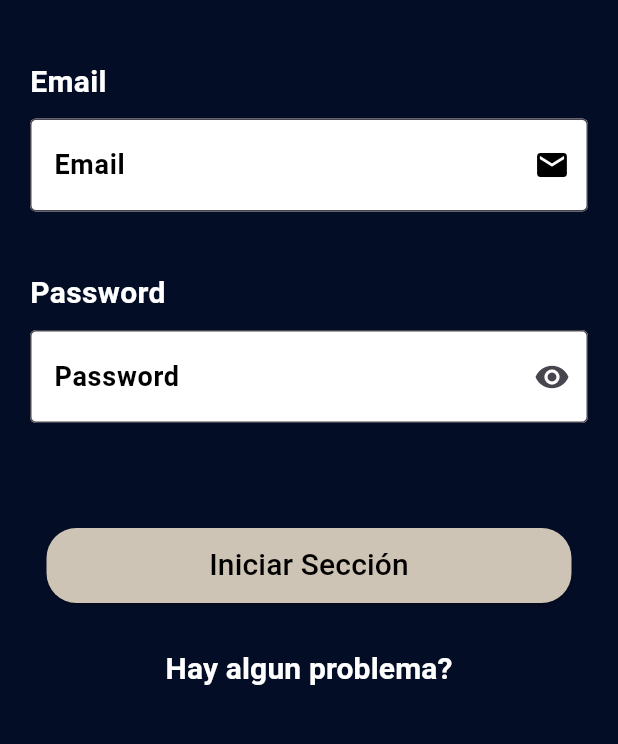
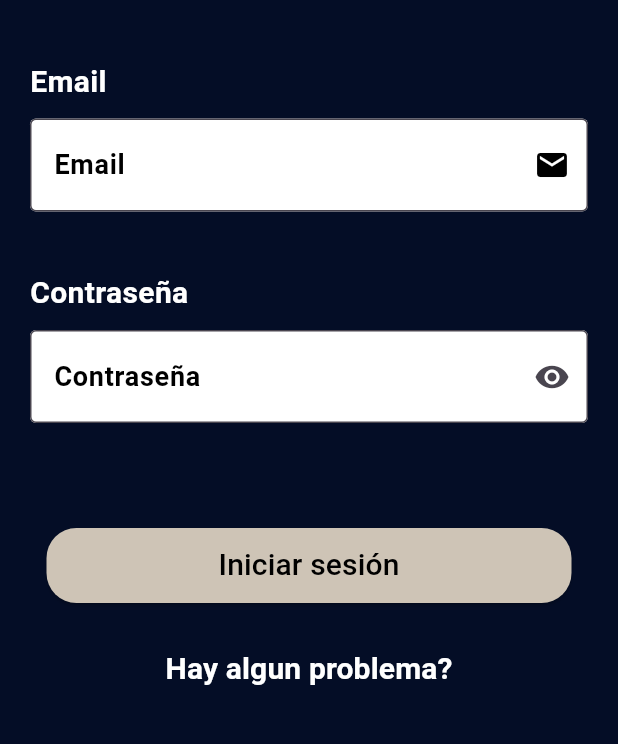
Before and after one commit to JossueJativa/flutter_worker_sniffs, a Flutter app: the screen it shows after launch, on a phone screen of 412 x 824 dp, the part 438-1182 px from its top. Run offline on Flutter 3.47's test engine with Material 3 defaults, Android fonts, the phone set to English and light mode, and no system bars; our stand-ins replace firebase_core, firebase_messaging, flutter_local_notifications, image_picker, permission_handler, shared_preferences; accounts and stored records are empty.

Commit message:
Cambios de palabras

```diff
--- a/lib/views/loginScreen.dart
+++ b/lib/views/loginScreen.dart
@@ -41,20 +41,20 @@ class _LoginScreenState extends State<LoginScreen> {
               const SizedBox(height: 20),
               inputInfo(
                 labelText: 'Email',
-                hintText: 'Enter your email',
+                hintText: 'Ingrese su email',
                 controller: _emailController,
                 isPassword: false,
               ),
               inputInfo(
-                labelText: 'Password',
-                hintText: 'Enter your password',
+                labelText: 'Contraseña',
+                hintText: 'Ingrese su contraseña',
                 isPassword: true,
                 controller: _passwordController,
               ),
 
               const SizedBox(height: 50),
               normalButton(
-                text: 'Iniciar Sección',
+                text: 'Iniciar sesión',
                 onPressed: () async {
                   const url = 'api/user/login/';
                   Map<String, dynamic>? response = await login_api(_emailController.text, _passwordController.text, url: url);
```
